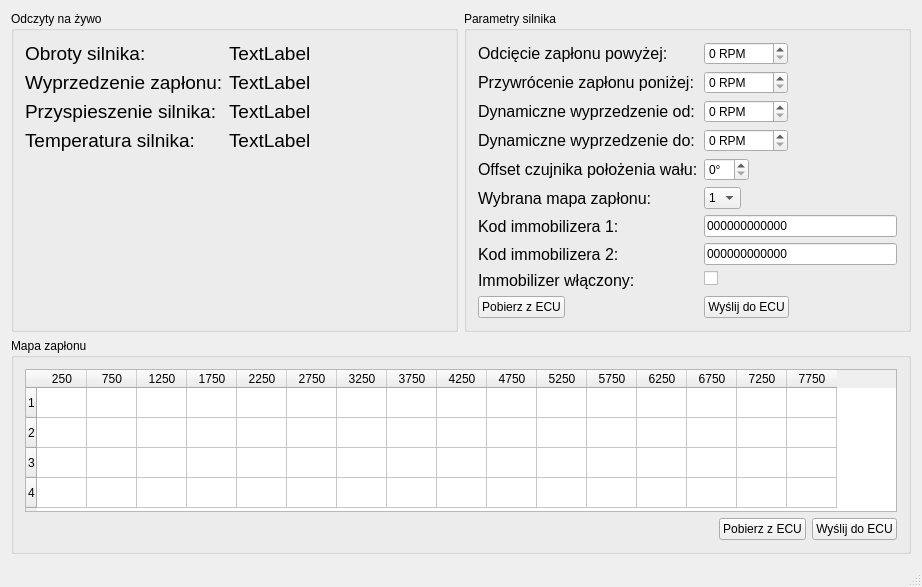
The window that diag-app/wndmain.ui (milyges/etz-ecu) describes before a commit, drawn with Qt 5.
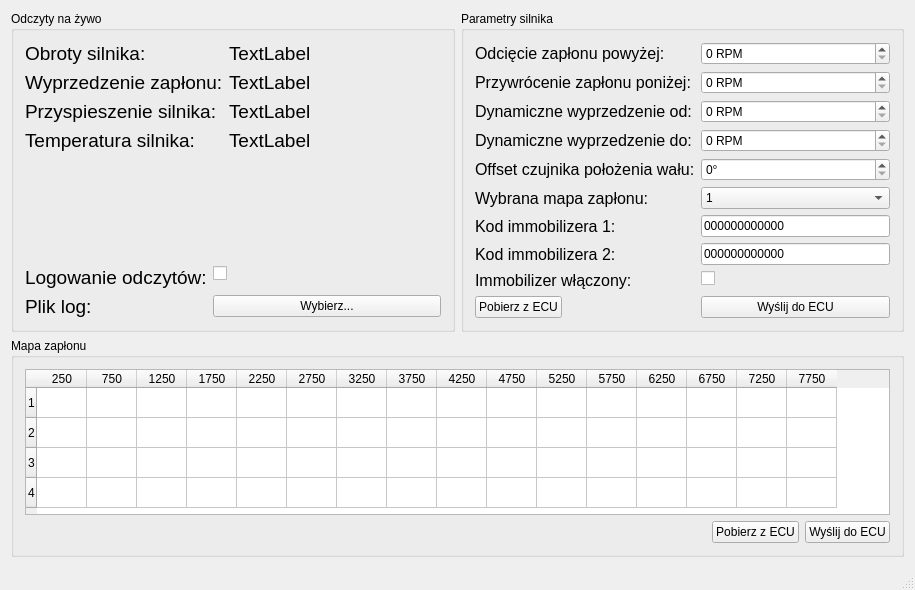
The same window after the commit.

Commit message: Dodano możliwość logowania parametrów do pliku (wersja testowa)

```diff
--- a/diag-app/wndmain.ui
+++ b/diag-app/wndmain.ui
@@ -6,15 +6,15 @@
    <rect>
     <x>0</x>
     <y>0</y>
-    <width>922</width>
-    <height>587</height>
+    <width>915</width>
+    <height>590</height>
    </rect>
   </property>
   <property name="windowTitle">
    <string>MZ ECU Diag App</string>
   </property>
   <widget class="QWidget" name="centralWidget">
-   <layout class="QVBoxLayout" name="verticalLayout">
+   <layout class="QVBoxLayout" name="verticalLayout_2">
     <item>
      <layout class="QHBoxLayout" name="horizontalLayout">
       <item>
@@ -22,10 +22,12 @@
         <property name="title">
          <string>Odczyty na żywo</string>
         </property>
+        <property name="checkable">
+         <bool>false</bool>
+        </property>
+        <layout class="QVBoxLayout" name="verticalLayout_3">
+         <item>
         <layout class="QFormLayout" name="formLayout">
-         <property name="fieldGrowthPolicy">
-          <enum>QFormLayout::ExpandingFieldsGrow</enum>
-         </property>
          <item row="0" column="0">
           <widget class="QLabel" name="label">
            <property name="font">
@@ -147,6 +149,69 @@
           </widget>
          </item>
         </layout>
+         </item>
+         <item>
+          <spacer name="verticalSpacer">
+           <property name="orientation">
+            <enum>Qt::Vertical</enum>
+           </property>
+           <property name="sizeHint" stdset="0">
+            <size>
+             <width>20</width>
+             <height>80</height>
+            </size>
+           </property>
+          </spacer>
+         </item>
+         <item>
+          <layout class="QFormLayout" name="formLayout_3">
+           <item row="0" column="0">
+            <widget class="QLabel" name="label_7">
+             <property name="font">
+              <font>
+               <pointsize>14</pointsize>
+              </font>
+             </property>
+             <property name="text">
+              <string>Logowanie odczytów:</string>
+             </property>
+            </widget>
+           </item>
+           <item row="1" column="0">
+            <widget class="QLabel" name="lLogFileName">
+             <property name="font">
+              <font>
+               <pointsize>14</pointsize>
+              </font>
+             </property>
+             <property name="text">
+              <string>Plik log:</string>
+             </property>
+            </widget>
+           </item>
+           <item row="1" column="1">
+            <widget class="QPushButton" name="pbSelectFile">
+             <property name="sizePolicy">
+              <sizepolicy hsizetype="Minimum" vsizetype="Fixed">
+               <horstretch>0</horstretch>
+               <verstretch>0</verstretch>
+              </sizepolicy>
+             </property>
+             <property name="text">
+              <string>Wybierz...</string>
+             </property>
+            </widget>
+           </item>
+           <item row="0" column="1">
+            <widget class="QCheckBox" name="cbLogEnabled">
+             <property name="text">
+              <string/>
+             </property>
+            </widget>
+           </item>
+          </layout>
+         </item>
+        </layout>
        </widget>
       </item>
       <item>
@@ -155,9 +220,6 @@
          <string>Parametry silnika</string>
         </property>
         <layout class="QFormLayout" name="formLayout_2">
-         <property name="fieldGrowthPolicy">
-          <enum>QFormLayout::ExpandingFieldsGrow</enum>
-         </property>
          <item row="0" column="0">
           <widget class="QLabel" name="label_8">
            <property name="font">
@@ -270,7 +332,29 @@
            </property>
           </widget>
          </item>
-         <item row="6" column="0">
+         <item row="4" column="0">
+          <widget class="QLabel" name="label_6">
+           <property name="font">
+            <font>
+             <pointsize>12</pointsize>
+            </font>
+           </property>
+           <property name="text">
+            <string>Offset czujnika położenia wału:</string>
+           </property>
+          </widget>
+         </item>
+         <item row="4" column="1">
+          <widget class="QSpinBox" name="sbOffset">
+           <property name="suffix">
+            <string>°</string>
+           </property>
+           <property name="maximum">
+            <number>90</number>
+           </property>
+          </widget>
+         </item>
+         <item row="5" column="0">
           <widget class="QLabel" name="label_12">
            <property name="font">
             <font>
@@ -282,7 +366,31 @@
            </property>
           </widget>
          </item>
-         <item row="7" column="0">
+         <item row="5" column="1">
+          <widget class="QComboBox" name="cbCurrentMap">
+           <item>
+            <property name="text">
+             <string>1</string>
+            </property>
+           </item>
+           <item>
+            <property name="text">
+             <string>2</string>
+            </property>
+           </item>
+           <item>
+            <property name="text">
+             <string>3</string>
+            </property>
+           </item>
+           <item>
+            <property name="text">
+             <string>4</string>
+            </property>
+           </item>
+          </widget>
+         </item>
+         <item row="6" column="0">
           <widget class="QLabel" name="label_13">
            <property name="font">
             <font>
@@ -294,10 +402,10 @@
            </property>
           </widget>
          </item>
-         <item row="7" column="1">
+         <item row="6" column="1">
           <widget class="QLineEdit" name="leImmoKey0">
            <property name="inputMask">
-            <string>HHHHHHHHHHHH; </string>
+            <string>HHHHHHHHHHHH</string>
            </property>
            <property name="text">
             <string>000000000000</string>
@@ -307,7 +415,7 @@
            </property>
           </widget>
          </item>
-         <item row="8" column="0">
+         <item row="7" column="0">
           <widget class="QLabel" name="label_14">
            <property name="font">
             <font>
@@ -319,10 +427,10 @@
            </property>
           </widget>
          </item>
-         <item row="8" column="1">
+         <item row="7" column="1">
           <widget class="QLineEdit" name="leImmoKey1">
            <property name="inputMask">
-            <string>HHHHHHHHHHHH; </string>
+            <string>HHHHHHHHHHHH</string>
            </property>
            <property name="text">
             <string>000000000000</string>
@@ -332,45 +440,7 @@
            </property>
           </widget>
          </item>
-         <item row="11" column="1">
-          <widget class="QPushButton" name="pbWriteParams">
-           <property name="text">
-            <string>Wyślij do ECU</string>
-           </property>
-          </widget>
-         </item>
-         <item row="11" column="0">
-          <widget class="QPushButton" name="pbReadParams">
-           <property name="text">
-            <string>Pobierz z ECU</string>
-           </property>
-          </widget>
-         </item>
-         <item row="6" column="1">
-          <widget class="QComboBox" name="cbCurrentMap">
-           <item>
-            <property name="text">
-             <string>1</string>
-            </property>
-           </item>
-           <item>
-            <property name="text">
-             <string>2</string>
-            </property>
-           </item>
-           <item>
-            <property name="text">
-             <string>3</string>
-            </property>
-           </item>
-           <item>
-            <property name="text">
-             <string>4</string>
-            </property>
-           </item>
-          </widget>
-         </item>
-         <item row="9" column="0">
+         <item row="8" column="0">
           <widget class="QLabel" name="label_4">
            <property name="font">
             <font>
@@ -382,7 +452,7 @@
            </property>
           </widget>
          </item>
-         <item row="9" column="1">
+         <item row="8" column="1">
           <widget class="QCheckBox" name="cbImmoEnabled">
            <property name="font">
             <font>
@@ -394,25 +464,17 @@
            </property>
           </widget>
          </item>
-         <item row="4" column="0">
-          <widget class="QLabel" name="label_6">
-           <property name="font">
-            <font>
-             <pointsize>12</pointsize>
-            </font>
-           </property>
+         <item row="9" column="0">
+          <widget class="QPushButton" name="pbReadParams">
            <property name="text">
-            <string>Offset czujnika położenia wału:</string>
+            <string>Pobierz z ECU</string>
            </property>
           </widget>
          </item>
-         <item row="4" column="1">
-          <widget class="QSpinBox" name="sbOffset">
-           <property name="suffix">
-            <string>°</string>
-           </property>
-           <property name="maximum">
-            <number>90</number>
+         <item row="9" column="1">
+          <widget class="QPushButton" name="pbWriteParams">
+           <property name="text">
+            <string>Wyślij do ECU</string>
            </property>
           </widget>
          </item>
@@ -426,7 +488,7 @@
       <property name="title">
        <string>Mapa zapłonu</string>
       </property>
-      <layout class="QVBoxLayout" name="verticalLayout_2">
+      <layout class="QVBoxLayout" name="verticalLayout">
        <item>
         <widget class="QTableWidget" name="twIgnitionMap">
          <attribute name="horizontalHeaderDefaultSectionSize">
```
Lines whose indentation alone changed are shown as unchanged. The commit also changes 2 other files.
